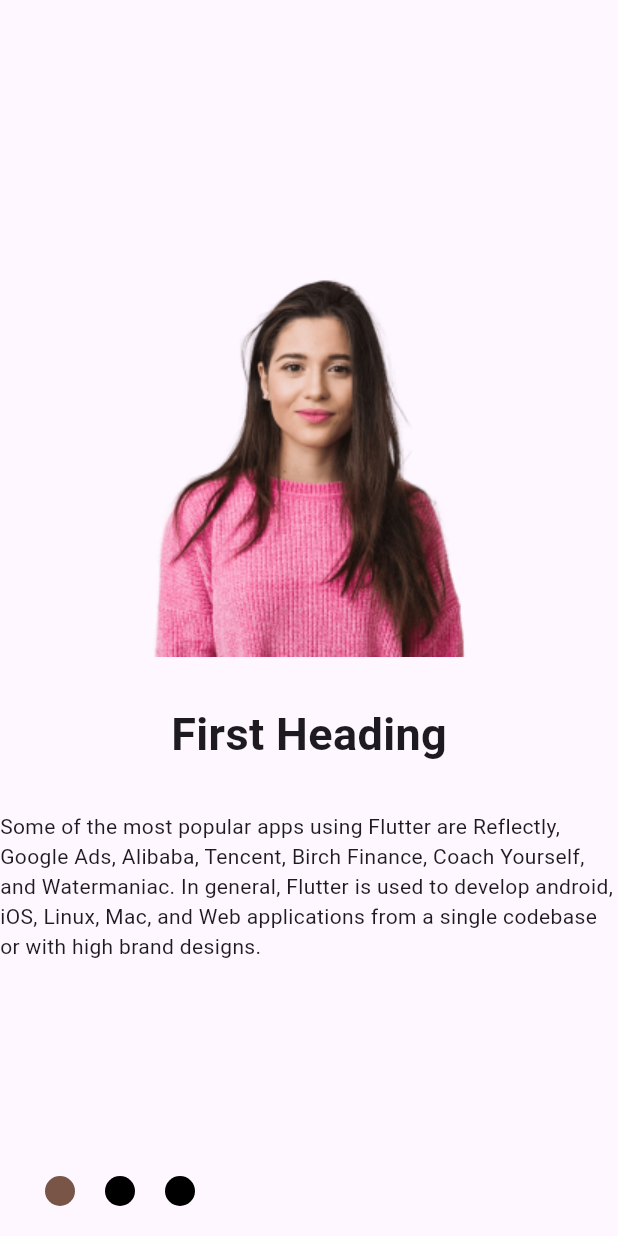
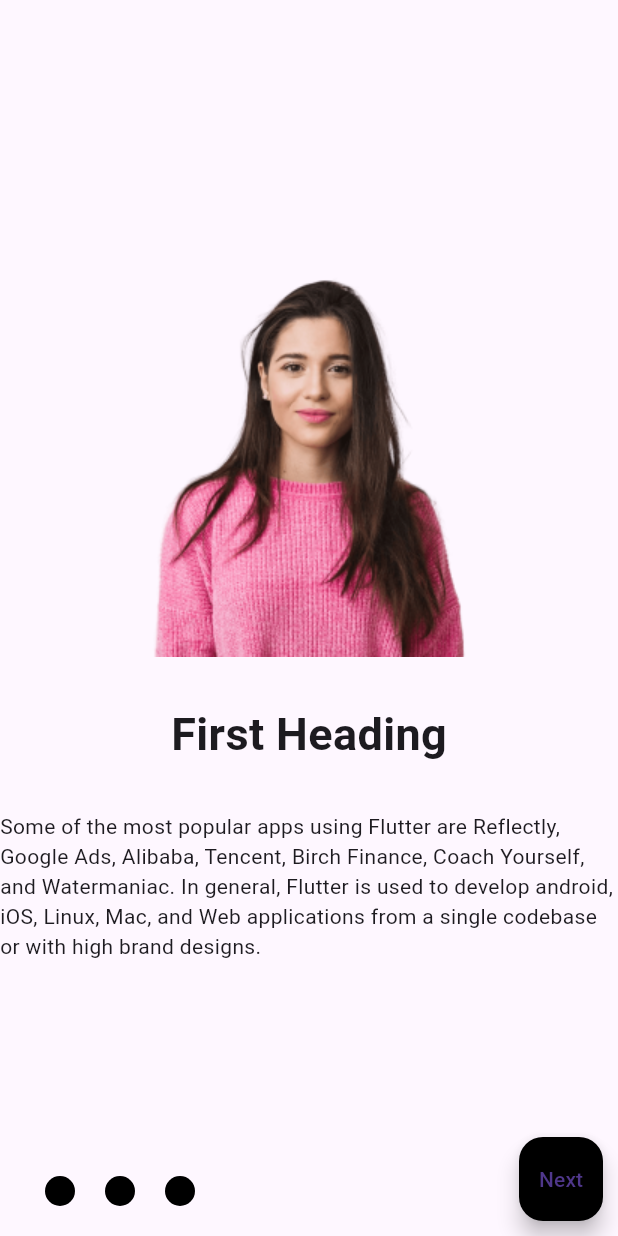
Before and after one commit to infoenum-testing/flutter_session, a Flutter app: the screen it shows after launch, on a phone screen of 412 x 824 dp. Run offline on Flutter 3.47's test engine with Material 3 defaults, Android fonts, the phone set to English and light mode, and no system bars; missing offline and left inert: dart:ffi.

Commit message:
working on onbording screen

```diff
--- a/lib/screens/onbording_screen.dart
+++ b/lib/screens/onbording_screen.dart
@@ -3,6 +3,7 @@ import 'dart:ffi';
 
 import 'package:flutter/material.dart';
 import 'package:flutter_application_demo/models/onbording_data_model.dart';
+import 'package:flutter_application_demo/screens/home_screen.dart';
 
 class OnbordingScreen extends StatefulWidget {
   OnbordingScreen({super.key});
@@ -30,13 +31,28 @@ class _OnbordingScreenState extends State<OnbordingScreen> {
             "Some of the most popular apps using Flutter are Reflectly, Google Ads, Alibaba, Tencent, Birch Finance, Coach Yourself, and Watermaniac. In general, Flutter is used to develop android, iOS, Linux, Mac, and Web applications from a single codebase or with high brand designs.")
   ];
 
-  StreamController<int> _streamController = StreamController<int>();
-
+  StreamController<int> _streamController = StreamController<int>.broadcast();
+  PageController _pageController = PageController();
   @override
   void initState() {
     // TODO: implement initState
     _streamController.sink.add(0);
     super.initState();
+  }
+
+  get pageisLast {
+    return _pageController.page == onbordingData.length - 1;
+  }
+
+  forwordAction() {
+    if (pageisLast) {
+      Navigator.push(context, MaterialPageRoute(builder: ((context) {
+        return HomeScreen();
+      })));
+    } else {
+      _pageController.nextPage(
+          duration: Duration(milliseconds: 200), curve: Curves.ease);
+    }
   }
 
   @override
@@ -45,11 +61,13 @@ class _OnbordingScreenState extends State<OnbordingScreen> {
       body: Stack(
         children: [
           PageView.builder(
+              controller: _pageController,
               itemCount: onbordingData.length,
               onPageChanged: (value) {
                 _streamController.sink.add(value);
               },
               itemBuilder: (context, index) {
+                // debugPrint("======${_pageController.page}");
                 return Column(
                   crossAxisAlignment: CrossAxisAlignment.center,
                   mainAxisAlignment: MainAxisAlignment.center,
@@ -94,6 +112,25 @@ class _OnbordingScreenState extends State<OnbordingScreen> {
                             )),
                   ),
                 );
+              }),
+          StreamBuilder<int>(
+              stream: _streamController.stream,
+              builder: (context, snapshot) {
+                return Positioned(
+                  bottom: 10,
+                  right: 10,
+                  child: FloatingActionButton(
+                    backgroundColor: snapshot.data == onbordingData.length - 1
+                        ? Colors.brown
+                        : Colors.black,
+                    onPressed: () {
+                      forwordAction();
+                    },
+                    child: Text(snapshot.data == onbordingData.length - 1
+                        ? "Start"
+                        : "Next"),
+                  ),
+                );
               })
         ],
       ),
```
